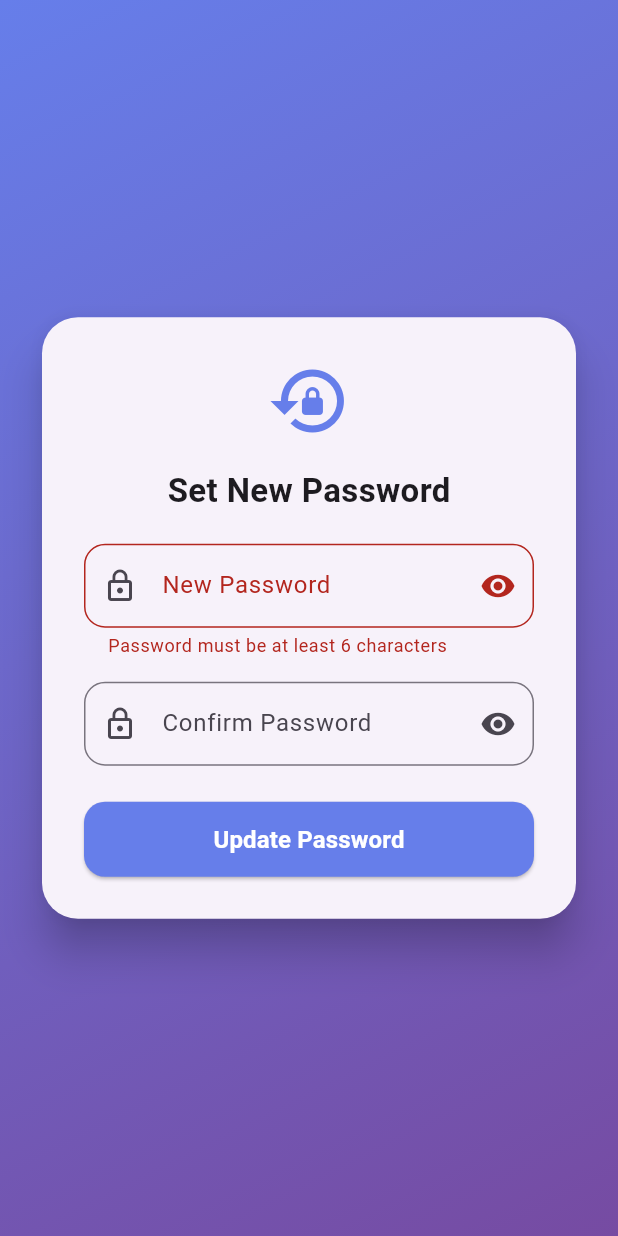
After one commit to Domaduios/talend-x, a Flutter app: the ResetPasswordConfirmScreen screen opened directly, after a tap on "Update Password", on a phone screen of 412 x 824 dp. The commit adds this screen. Run offline on Flutter 3.47's test engine with Material 3 defaults, Android fonts, the phone set to English and light mode, and no system bars; our stand-ins replace package_info_plus, shared_preferences, supabase_flutter, table_calendar; accounts and stored records are empty.

Commit message:
feat: localize Auth errors, add ResetPasswordConfirmScreen recovery flow, and Settings tooltip

```diff
--- a/lib/my_profile_screen.dart
+++ b/lib/my_profile_screen.dart
@@ -522,6 +522,7 @@ class _MyProfileScreenState extends State<MyProfileScreen>
                   borderRadius: BorderRadius.circular(12),
                 ),
                 child: IconButton(
+                  tooltip: 'Settings',
                   onPressed: _openSettings,
                   icon: const Icon(Icons.settings, color: Colors.white),
                 ),
--- /dev/null
+++ b/lib/reset_password_confirm_screen.dart
@@ -0,0 +1,210 @@
+import 'package:flutter/material.dart';
+import 'package:supabase_flutter/supabase_flutter.dart';
+import 'services/supabase_service.dart';
+import 'services/supabase_db.dart';
+import 'utils/app_localizations.dart';
+
+class ResetPasswordConfirmScreen extends StatefulWidget {
+  const ResetPasswordConfirmScreen({super.key});
+
+  @override
+  State<ResetPasswordConfirmScreen> createState() =>
+      _ResetPasswordConfirmScreenState();
+}
+
+class _ResetPasswordConfirmScreenState
+    extends State<ResetPasswordConfirmScreen> {
+  final _formKey = GlobalKey<FormState>();
+  final _passwordController = TextEditingController();
+  final _confirmController = TextEditingController();
+  bool _obscure1 = true;
+  bool _obscure2 = true;
+  bool _isLoading = false;
+
+  @override
+  void dispose() {
+    _passwordController.dispose();
+    _confirmController.dispose();
+    super.dispose();
+  }
+
+  Future<void> _updatePassword() async {
+    if (!_formKey.currentState!.validate()) return;
+    setState(() => _isLoading = true);
+    final isAr = context.l10n.languageCode == 'ar';
+    try {
+      await SupabaseService.auth.updateUser(
+        UserAttributes(password: _passwordController.text),
+      );
+      SupabaseService.pendingPasswordRecovery = false;
+      if (!mounted) return;
+      ScaffoldMessenger.of(context).showSnackBar(
+        SnackBar(
+          content: Text(
+            isAr
+                ? 'تم تعيين كلمة المرور الجديدة بنجاح!'
+                : 'Password updated successfully!',
+          ),
+          backgroundColor: Colors.green,
+        ),
+      );
+      final user = SupabaseService.currentUser;
+      if (user != null) {
+        final profile =
+            await SupabaseDb.instance.collection('users').doc(user.id).get();
+        if (!mounted) return;
+        if (profile.exists && profile.data()['profileCompleted'] == true) {
+          Navigator.pushReplacementNamed(context, '/home');
+          return;
+        }
+      }
+      Navigator.pushReplacementNamed(context, '/signin');
+    } on AuthException catch (e) {
+      if (mounted) {
+        setState(() => _isLoading = false);
+        ScaffoldMessenger.of(context).showSnackBar(
+          SnackBar(content: Text(e.message), backgroundColor: Colors.red),
+        );
+      }
+    } catch (e) {
+      if (mounted) {
+        setState(() => _isLoading = false);
+        ScaffoldMessenger.of(context).showSnackBar(
+          SnackBar(content: Text(e.toString()), backgroundColor: Colors.red),
+        );
+      }
+    }
+  }
+
+  @override
+  Widget build(BuildContext context) {
+    final isAr = context.l10n.languageCode == 'ar';
+    return Scaffold(
+      body: Container(
+        decoration: const BoxDecoration(
+          gradient: LinearGradient(
+            begin: Alignment.topLeft,
+            end: Alignment.bottomRight,
+            colors: [Color(0xFF667eea), Color(0xFF764ba2)],
+          ),
+        ),
+        child: SafeArea(
+          child: Center(
+            child: SingleChildScrollView(
+              padding: const EdgeInsets.all(24),
+              child: ConstrainedBox(
+                constraints: const BoxConstraints(maxWidth: 420),
+                child: Card(
+                  shape: RoundedRectangleBorder(
+                    borderRadius: BorderRadius.circular(24),
+                  ),
+                  elevation: 12,
+                  child: Padding(
+                    padding: const EdgeInsets.all(28),
+                    child: Form(
+                      key: _formKey,
+                      child: Column(
+                        mainAxisSize: MainAxisSize.min,
+                        children: [
+                          const Icon(
+                            Icons.lock_reset,
+                            size: 56,
+                            color: Color(0xFF667eea),
+                          ),
+                          const SizedBox(height: 16),
+                          Text(
+                            isAr ? 'تعيين كلمة مرور جديدة' : 'Set New Password',
+                            style: const TextStyle(
+                              fontSize: 22,
+                              fontWeight: FontWeight.bold,
+                            ),
+                          ),
+                          const SizedBox(height: 20),
+                          TextFormField(
+                            controller: _passwordController,
+                            obscureText: _obscure1,
+                            decoration: InputDecoration(
+                              labelText: isAr ? 'كلمة المرور الجديدة' : 'New Password',
+                              prefixIcon: const Icon(Icons.lock_outline),
+                              suffixIcon: IconButton(
+                                icon: Icon(
+                                  _obscure1 ? Icons.visibility : Icons.visibility_off,
+                                ),
+                                onPressed: () => setState(() => _obscure1 = !_obscure1),
+                              ),
+                              border: OutlineInputBorder(
+                                borderRadius: BorderRadius.circular(14),
+                              ),
+                            ),
+                            validator: (v) {
+                              if (v == null || v.length < 6) {
+                                return isAr
+                                    ? 'كلمة المرور يجب أن تكون 6 أحرف على الأقل'
+                                    : 'Password must be at least 6 characters';
+                              }
+                              return null;
+                            },
+                          ),
+                          const SizedBox(height: 16),
+                          TextFormField(
+                            controller: _confirmController,
+                            obscureText: _obscure2,
+                            decoration: InputDecoration(
+                              labelText: isAr ? 'تأكيد كلمة المرور' : 'Confirm Password',
+                              prefixIcon: const Icon(Icons.lock_outline),
+                              suffixIcon: IconButton(
+                                icon: Icon(
+                                  _obscure2 ? Icons.visibility : Icons.visibility_off,
+                                ),
+                                onPressed: () => setState(() => _obscure2 = !_obscure2),
+                              ),
+                              border: OutlineInputBorder(
+                                borderRadius: BorderRadius.circular(14),
+                              ),
+                            ),
+                            validator: (v) {
+                              if (v != _passwordController.text) {
+                                return isAr
+                                    ? 'كلمتا المرور غير متطابقتين'
+                                    : 'Passwords do not match';
+                              }
+                              return null;
+                            },
+                          ),
+                          const SizedBox(height: 24),
+                          SizedBox(
+                            width: double.infinity,
+                            height: 50,
+                            child: ElevatedButton(
+                              onPressed: _isLoading ? null : _updatePassword,
+                              style: ElevatedButton.styleFrom(
+                                backgroundColor: const Color(0xFF667eea),
+                                shape: RoundedRectangleBorder(
+                                  borderRadius: BorderRadius.circular(14),
+                                ),
+                              ),
+                              child: _isLoading
+                                  ? const CircularProgressIndicator(color: Colors.white)
+                                  : Text(
+                                      isAr ? 'حفظ كلمة المرور' : 'Update Password',
+                                      style: const TextStyle(
+                                        color: Colors.white,
+                                        fontSize: 16,
+                                        fontWeight: FontWeight.bold,
+                                      ),
+                                    ),
+                            ),
+                          ),
+                        ],
+                      ),
+                    ),
+                  ),
+                ),
+              ),
+            ),
+          ),
+        ),
+      ),
+    );
+  }
+}
--- a/lib/services/supabase_service.dart
+++ b/lib/services/supabase_service.dart
@@ -13,13 +13,24 @@ class SupabaseService {
   );
 
   static bool _initialized = false;
+  static bool pendingPasswordRecovery = false;
 
   static Future<void> initialize() async {
     if (_initialized) return;
+    if (kIsWeb &&
+        (Uri.base.fragment.contains('type=recovery') ||
+            Uri.base.queryParameters['type'] == 'recovery')) {
+      pendingPasswordRecovery = true;
+    }
     await Supabase.initialize(
       url: supabaseUrl,
       anonKey: supabaseAnonKey,
     );
+    Supabase.instance.client.auth.onAuthStateChange.listen((data) {
+      if (data.event == AuthChangeEvent.passwordRecovery) {
+        pendingPasswordRecovery = true;
+      }
+    });
     _initialized = true;
   }
 
--- a/lib/sign_in_screen.dart
+++ b/lib/sign_in_screen.dart
@@ -107,19 +107,31 @@ class _SignInScreenState extends State<SignInScreen>
       } on AuthException catch (e) {
         if (mounted) {
           setState(() => _isLoading = false);
-          String errorMessage = 'حدث خطأ أثناء تسجيل الدخول';
+          final isAr = context.l10n.languageCode == 'ar';
+          String errorMessage = isAr
+              ? 'حدث خطأ أثناء تسجيل الدخول'
+              : 'An error occurred during sign in';
           final msg = e.message.toLowerCase();
           if (e.code == 'invalid_credentials' || msg.contains('invalid login credentials')) {
-            errorMessage =
-                'البريد الإلكتروني أو كلمة المرور غير صحيحة. إذا كنت من مستخدمي Firebase السابقين، اضغط «نسيت كلمة المرور» لتعيين كلمة مرور جديدة.';
+            errorMessage = isAr
+                ? 'البريد الإلكتروني أو كلمة المرور غير صحيحة. إذا كنت من مستخدمي Firebase السابقين، اضغط «نسيت كلمة المرور» لتعيين كلمة مرور جديدة.'
+                : 'Invalid email or password. If you migrated from Firebase, tap "Forgot Password?" to set a new password.';
           } else if (e.code == 'email_not_confirmed' || msg.contains('email not confirmed')) {
-            errorMessage = 'يرجى تأكيد بريدك الإلكتروني أولاً عبر الرابط المرسل إليك.';
+            errorMessage = isAr
+                ? 'يرجى تأكيد بريدك الإلكتروني أولاً عبر الرابط المرسل إليك.'
+                : 'Please verify your email first using the link sent to your inbox.';
           } else if (e.code == 'over_request_rate_limit' || e.code == 'too_many_requests') {
-            errorMessage = 'تم إرسال محاولات كثيرة جداً. يرجى المحاولة بعد قليل.';
+            errorMessage = isAr
+                ? 'تم إرسال محاولات كثيرة جداً. يرجى المحاولة بعد قليل.'
+                : 'Too many requests. Please try again shortly.';
           } else if (e.code == 'validation_failed' || e.code == 'invalid_email') {
-            errorMessage = 'البريد الإلكتروني غير صحيح';
+            errorMessage = isAr
+                ? 'البريد الإلكتروني غير صحيح'
+                : 'Invalid email address';
           } else if (e.message.isNotEmpty) {
-            errorMessage = 'خطأ في تسجيل الدخول: ${e.message}';
+            errorMessage = isAr
+                ? 'خطأ في تسجيل الدخول: ${e.message}'
+                : 'Sign in error: ${e.message}';
           }
           ScaffoldMessenger.of(context).showSnackBar(
             SnackBar(content: Text(errorMessage), backgroundColor: Colors.red),
--- a/lib/splash_screen.dart
+++ b/lib/splash_screen.dart
@@ -4,6 +4,7 @@ import 'package:shared_preferences/shared_preferences.dart';
 import 'services/supabase_service.dart';
 import 'services/supabase_db.dart';
 import 'profile_setup_screen.dart';
+import 'reset_password_confirm_screen.dart';
 
 class SplashScreen extends StatefulWidget {
   const SplashScreen({super.key});
@@ -79,6 +80,15 @@ class _SplashScreenState extends State<SplashScreen>
       if (!mounted) return;
 
       if (SupabaseService.currentUser != null) {
+        if (SupabaseService.pendingPasswordRecovery) {
+          Navigator.pushReplacement(
+            context,
+            MaterialPageRoute(
+              builder: (context) => const ResetPasswordConfirmScreen(),
+            ),
+          );
+          return;
+        }
         final profile = await SupabaseDb.instance
             .collection('users')
             .doc(SupabaseService.currentUser!.id)
```
